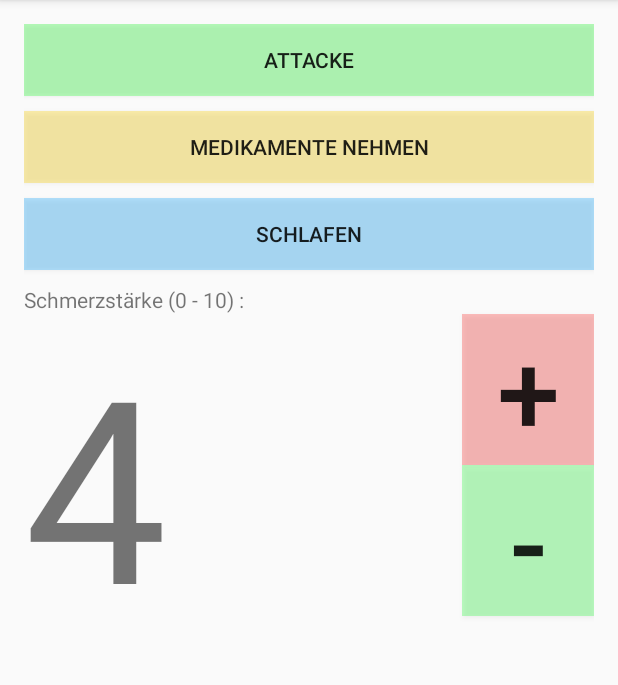
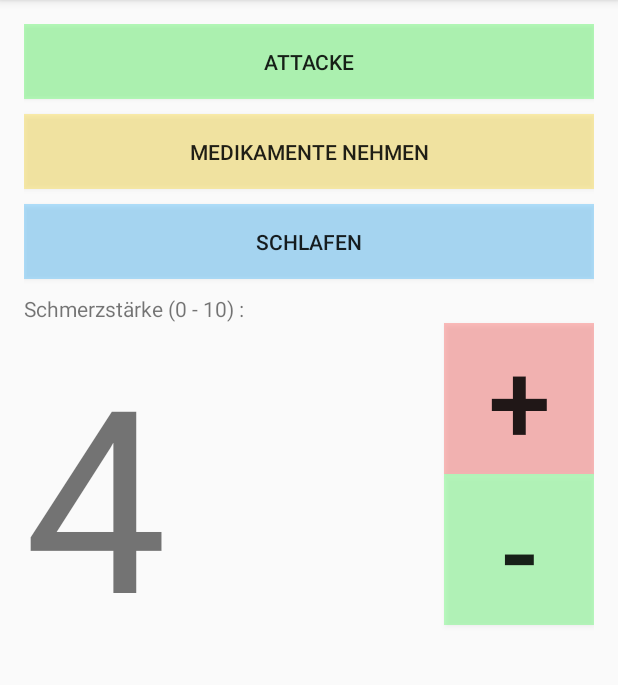
Before and after one commit to Nikleo1/Migronitor, an Android app: the layout activity_main.xml on its own in the app's theme, with its tools: preview values and no code run, on a phone screen of 412 x 824 dp, the part 84-769 px from its top. Run offline under Robolectric (Android 15) with nearby library versions, the light colour scheme and no system bars.

Commit message:
Groessen angepasst

```diff
--- a/app/src/main/java/de/tjanneck/migronitor/MainActivity.java
+++ b/app/src/main/java/de/tjanneck/migronitor/MainActivity.java
@@ -212,6 +212,8 @@ public class MainActivity extends ActionBarActivity {
                 s.setDatum(new Date());
                 s.setStaerke(this.schmerzstaerke);
                 migronitorDatasource.createSchmerzaenderung(s);
+                prefs.edit().putInt("schmerzAenderungID", s.getId() + 1).apply();
+                prefs.edit().putInt("schmerzstaerke", schmerzstaerke).apply();
             }
 
         } else {
--- a/app/src/main/java/de/tjanneck/migronitor/MedikamentenSettingsActivity.java
+++ b/app/src/main/java/de/tjanneck/migronitor/MedikamentenSettingsActivity.java
@@ -163,6 +163,7 @@ public class MedikamentenSettingsActivity extends ListActivity {
         // Set up the input
         final EditText input = new EditText(this);
         input.setInputType(InputType.TYPE_CLASS_TEXT);
+        //TODO Textfarbe android 2.3
         builder.setView(input);
 
         // Set up the buttons
--- a/app/src/main/res/layout/activity_main.xml
+++ b/app/src/main/res/layout/activity_main.xml
@@ -21,7 +21,8 @@
         android:background="#5a3dff49"
         android:enabled="true"
         android:onClick="OnClickAttacke"
-        android:text="Attacke" />
+        android:text="Attacke"
+        android:minHeight="50dp" />
 
     <Button
         android:id="@+id/mnehmen"
@@ -35,7 +36,8 @@
         android:layout_marginBottom="10dp"
         android:background="#50ffd200"
         android:onClick="OnClickMedikamente"
-        android:text="Medikamente nehmen" />
+        android:text="Medikamente nehmen"
+        android:minHeight="50dp" />
 
     <Button
         android:id="@+id/schlafen"
@@ -49,7 +51,8 @@
         android:layout_marginBottom="10dp"
         android:background="#4b01a0ff"
         android:onClick="OnClickSchlafen"
-        android:text="Schlafen" />
+        android:text="Schlafen"
+        android:minHeight="50dp" />
 
     <TextView
         android:id="@+id/schmerz"
@@ -83,7 +86,8 @@
         android:background="#41ff0600"
         android:onClick="OnClickPlus"
         android:text="+"
-        android:textSize="75dp" />
+        android:textSize="75dp"
+        android:minWidth="100dp" />
 
     <Button
         android:id="@+id/minus"
@@ -97,6 +101,7 @@
         android:background="#4100ff1b"
         android:onClick="OnClickMinus"
         android:text="-"
-        android:textSize="75dp" />
+        android:textSize="75dp"
+        android:minWidth="100dp" />
 
 </RelativeLayout>
--- /dev/null
+++ b/settings.gradle
@@ -0,0 +1 @@
+include ':app'
```
Also changed, not shown: build.gradle (added, +19 -0 lines), gradle.properties (added, +18 -0 lines), gradle/wrapper/gradle-wrapper.properties (added), 5 other files.
